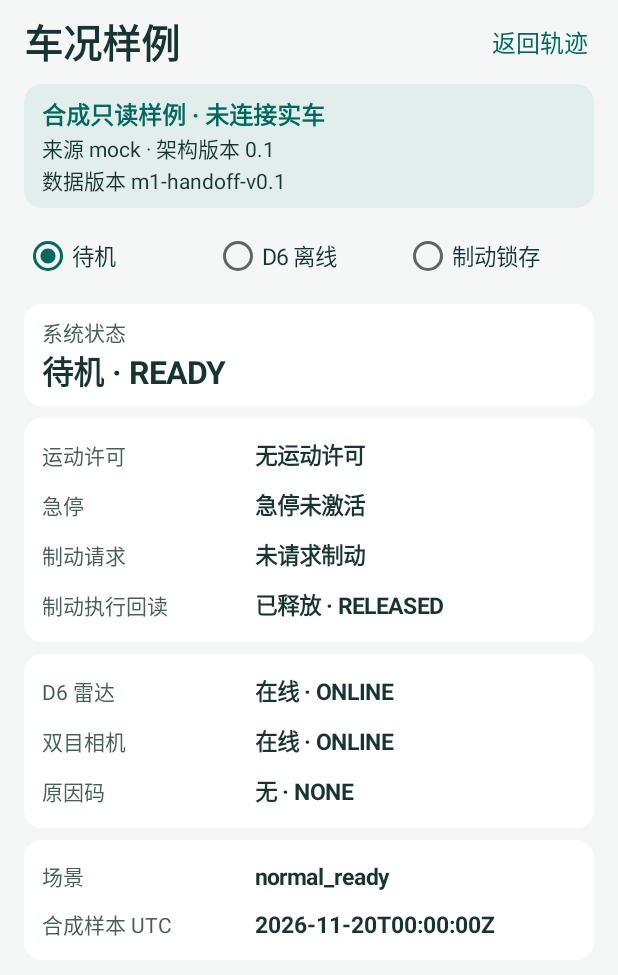
After one commit to 1zqc1/suixing, an Android app: the VehicleStatusActivity screen opened directly, with no data from a screen before it, on a phone screen of 412 x 824 dp. The commit adds this screen. Shown: the top 975 px of the screen. Run offline under Robolectric (Android 15) with nearby library versions, the phone set to English and light mode, and no system bars.

Commit message:
Add M1 read-only vehicle status scenarios to Android

```diff
--- a/android/suixing-app/app/build.gradle
+++ b/android/suixing-app/app/build.gradle
@@ -31,5 +31,6 @@ dependencies {
             "${android.sdkDirectory}/platforms/android-35/optional/android.test.base.jar")
     implementation 'com.baidu.lbsyun:BaiduMapSDK_Map:9.0.0'
     implementation 'com.baidu.lbsyun:BaiduMapSDK_Util:9.0.0'
+    implementation 'com.google.code.gson:gson:2.11.0'
     testImplementation 'junit:junit:4.13.2'
 }
--- a/android/suixing-app/app/src/main/AndroidManifest.xml
+++ b/android/suixing-app/app/src/main/AndroidManifest.xml
@@ -17,6 +17,7 @@
                 <category android:name="android.intent.category.LAUNCHER" />
             </intent-filter>
         </activity>
+        <activity android:name=".vehicle.VehicleStatusActivity" android:exported="false" />
         <service android:name=".PhoneService" android:exported="false" android:foregroundServiceType="location" />
     </application>
 </manifest>
--- a/android/suixing-app/app/src/main/java/org/suixing/app/MainActivity.java
+++ b/android/suixing-app/app/src/main/java/org/suixing/app/MainActivity.java
@@ -26,6 +26,7 @@ import android.view.WindowInsets;
 import android.widget.*;
 import org.suixing.app.core.TrackPoint;
 import org.suixing.app.map.MapPanel;
+import org.suixing.app.vehicle.VehicleStatusActivity;
 import java.text.DateFormat;
 import java.util.Collections;
 import java.util.Date;
@@ -114,6 +115,7 @@ public final class MainActivity extends Activity {
         header.addView(title, weight());
         privacy = button("隐私设置", false, v -> consentDialog());
         header.addView(privacy); page.addView(header);
+        add(page, button("车况样例", false, v -> startActivity(new Intent(this, VehicleStatusActivity.class))), 0);
         RadioGroup sources = new RadioGroup(this);
         sources.setOrientation(LinearLayout.HORIZONTAL);
         demoRadio = radio("模拟轨迹"); phoneRadio = radio("手机 GPS");
--- /dev/null
+++ b/android/suixing-app/app/src/main/java/org/suixing/app/vehicle/VehicleScenario.java
@@ -0,0 +1,41 @@
+package org.suixing.app.vehicle;
+
+import android.content.res.AssetManager;
+
+import java.io.IOException;
+import java.io.InputStreamReader;
+import java.nio.charset.StandardCharsets;
+
+enum VehicleScenario {
+    NORMAL("normal_ready", "待机", "normal.json"),
+    SENSOR_OFFLINE("d6_offline", "D6 离线", "sensor-offline.json"),
+    BRAKE_LATCHED("brake_latched", "制动锁存", "brake-latched.json");
+
+    final String id;
+    final String label;
+    private final String file;
+
+    VehicleScenario(String id, String label, String file) {
+        this.id = id;
+        this.label = label;
+        this.file = file;
+    }
+
+    static VehicleScenario fromId(String id) {
+        for (VehicleScenario scenario : values()) {
+            if (scenario.id.equals(id)) return scenario;
+        }
+        return null;
+    }
+
+    VehicleStatus read(AssetManager assets) throws IOException {
+        String path = VehicleStatus.DATA_VERSION + "/vehicle-status/" + file;
+        try (InputStreamReader input = new InputStreamReader(assets.open(path), StandardCharsets.UTF_8.newDecoder())) {
+            VehicleStatus status = VehicleStatusParser.read(input);
+            if (status.scenario != null && !id.equals(status.scenario)) {
+                throw new IOException("Vehicle status scenario does not match its asset");
+            }
+            return status;
+        }
+    }
+}
--- /dev/null
+++ b/android/suixing-app/app/src/main/java/org/suixing/app/vehicle/VehicleStatus.java
@@ -0,0 +1,90 @@
+package org.suixing.app.vehicle;
+
+final class VehicleStatus {
+    static final String DATA_VERSION = "m1-handoff-v0.1";
+    static final String SCHEMA_VERSION = "0.1";
+    static final String SOURCE = "mock";
+    private static final String UNKNOWN = "未知";
+
+    enum SystemState {
+        READY("待机"), FAULT_SAFE("故障安全"), BRAKE_LATCHED("制动锁存");
+
+        final String label;
+        SystemState(String label) { this.label = label + " · " + name(); }
+    }
+
+    enum BrakeFeedback {
+        RELEASED("已释放"), APPLIED("已确认施加"), UNKNOWN("尚未确认施加");
+
+        final String label;
+        BrakeFeedback(String label) { this.label = label + " · " + name(); }
+    }
+
+    enum SensorHealth {
+        ONLINE("在线"), OFFLINE("离线");
+
+        final String label;
+        SensorHealth(String label) { this.label = label + " · " + name(); }
+    }
+
+    enum Reason {
+        NONE("无"), D6_OFFLINE("D6 离线"), HAZARD("检测到危险");
+
+        final String label;
+        Reason(String label) { this.label = label + " · " + name(); }
+    }
+
+    final String scenario;
+    private final String sampleTimeUtc;
+    private final SystemState system;
+    private final Boolean motionPermitted;
+    private final Boolean estopActive;
+    private final Boolean brakeRequested;
+    private final BrakeFeedback brakeFeedback;
+    private final SensorHealth d6;
+    private final SensorHealth stereo;
+    private final Reason reason;
+
+    VehicleStatus(String scenario, String sampleTimeUtc, SystemState system,
+            Boolean motionPermitted, Boolean estopActive, Boolean brakeRequested,
+            BrakeFeedback brakeFeedback, SensorHealth d6, SensorHealth stereo, Reason reason) {
+        this.scenario = scenario;
+        this.sampleTimeUtc = sampleTimeUtc;
+        this.system = system;
+        this.motionPermitted = motionPermitted;
+        this.estopActive = estopActive;
+        this.brakeRequested = brakeRequested;
+        this.brakeFeedback = brakeFeedback;
+        this.d6 = d6;
+        this.stereo = stereo;
+        this.reason = reason;
+    }
+
+    String scenarioLabel() { return scenario == null ? UNKNOWN : scenario; }
+    String sampleTimeLabel() { return sampleTimeUtc == null ? UNKNOWN : sampleTimeUtc; }
+    String systemLabel() { return system == null ? UNKNOWN : system.label; }
+    String d6Label() { return d6 == null ? UNKNOWN : d6.label; }
+    String stereoLabel() { return stereo == null ? UNKNOWN : stereo.label; }
+    String reasonLabel() { return reason == null ? UNKNOWN : reason.label; }
+
+    String motionLabel() {
+        return booleanLabel(motionPermitted, "有运动许可", "无运动许可", "运动许可未知");
+    }
+
+    String estopLabel() {
+        return booleanLabel(estopActive, "急停已激活", "急停未激活", "急停状态未知");
+    }
+
+    String brakeRequestLabel() {
+        return booleanLabel(brakeRequested, "已请求制动", "未请求制动", "制动请求未知");
+    }
+
+    String brakeFeedbackLabel() {
+        return brakeFeedback == null ? "回读未知 · 尚未确认施加" : brakeFeedback.label;
+    }
+
+    private static String booleanLabel(Boolean value, String yes, String no, String unknown) {
+        if (value == null) return unknown;
+        return value ? yes : no;
+    }
+}
--- /dev/null
+++ b/android/suixing-app/app/src/main/java/org/suixing/app/vehicle/VehicleStatusActivity.java
@@ -0,0 +1,229 @@
+package org.suixing.app.vehicle;
+
+import android.app.Activity;
+import android.content.res.Configuration;
+import android.graphics.Color;
+import android.graphics.Typeface;
+import android.graphics.drawable.GradientDrawable;
+import android.os.Build;
+import android.os.Bundle;
+import android.view.Gravity;
+import android.view.View;
+import android.view.WindowInsets;
+import android.widget.Button;
+import android.widget.LinearLayout;
+import android.widget.RadioButton;
+import android.widget.RadioGroup;
+import android.widget.ScrollView;
+import android.widget.TextView;
+
+import java.io.IOException;
+
+public final class VehicleStatusActivity extends Activity {
+    private static final int BACKGROUND = 0xfff4f7f6;
+    private static final int INK = 0xff183430;
+    private static final int MUTED = 0xff485f59;
+    private static final int TEAL = 0xff00685f;
+    private static final int BANNER = 0xffe1eeeb;
+    private static final String SELECTED_SCENARIO = "vehicle.scenario";
+
+    private VehicleScenario selected = VehicleScenario.NORMAL;
+    private LinearLayout details;
+
+    @Override protected void onCreate(Bundle state) {
+        super.onCreate(state);
+        if (state != null) {
+            VehicleScenario restored = VehicleScenario.fromId(state.getString(SELECTED_SCENARIO));
+            if (restored != null) selected = restored;
+        }
+        configureSystemBars();
+
+        LinearLayout page = column();
+        page.setBackgroundColor(BACKGROUND);
+        page.setOnApplyWindowInsetsListener(this::applySystemInsets);
+        page.addView(header());
+
+        LinearLayout banner = column();
+        banner.setPadding(dp(12), dp(8), dp(12), dp(8));
+        banner.setBackground(surface(BANNER));
+        banner.addView(label("合成只读样例 · 未连接实车", 16, TEAL, true));
+        banner.addView(label("来源 " + VehicleStatus.SOURCE + " · 架构版本 " + VehicleStatus.SCHEMA_VERSION,
+                14, INK, false));
+        banner.addView(label("数据版本 " + VehicleStatus.DATA_VERSION, 14, INK, false));
+        LinearLayout.LayoutParams bannerParams = new LinearLayout.LayoutParams(-1, -2);
+        bannerParams.setMargins(dp(16), 0, dp(16), dp(8));
+        page.addView(banner, bannerParams);
+
+        ScrollView scroll = new ScrollView(this);
+        scroll.setFillViewport(true);
+        LinearLayout body = column();
+        body.setPadding(dp(16), 0, dp(16), dp(16));
+        body.addView(sceneSelector());
+        details = column();
+        details.setAccessibilityLiveRegion(View.ACCESSIBILITY_LIVE_REGION_POLITE);
+        body.addView(details);
+        scroll.addView(body);
+        page.addView(scroll, new LinearLayout.LayoutParams(-1, 0, 1));
+        setContentView(page);
+        page.requestApplyInsets();
+        display(selected);
+    }
+
+    @Override protected void onSaveInstanceState(Bundle out) {
+        super.onSaveInstanceState(out);
+        out.putString(SELECTED_SCENARIO, selected.id);
+    }
+
+    private LinearLayout header() {
+        LinearLayout header = new LinearLayout(this);
+        header.setGravity(Gravity.CENTER_VERTICAL);
+        header.setPadding(dp(16), dp(4), dp(8), dp(4));
+        TextView title = label("车况样例", 26, INK, true);
+        if (Build.VERSION.SDK_INT >= 28) title.setAccessibilityHeading(true);
+        header.addView(title, new LinearLayout.LayoutParams(0, -2, 1));
+        Button back = new Button(this, null, android.R.attr.borderlessButtonStyle);
+        back.setText("返回轨迹");
+        back.setTextSize(16);
+        back.setTextColor(TEAL);
+        back.setMinimumHeight(dp(48));
+        back.setMinHeight(dp(48));
+        back.setMinimumWidth(dp(48));
+        back.setOnClickListener(v -> finish());
+        header.addView(back);
+        return header;
+    }
+
+    private RadioGroup sceneSelector() {
+        RadioGroup group = new RadioGroup(this);
+        Configuration config = getResources().getConfiguration();
+        boolean horizontal = config.screenWidthDp >= 360 && config.fontScale < 1.25f;
+        group.setOrientation(horizontal ? LinearLayout.HORIZONTAL : LinearLayout.VERTICAL);
+        group.setSaveFromParentEnabled(false);
+        for (VehicleScenario scenario : VehicleScenario.values()) {
+            RadioButton option = new RadioButton(this);
+            option.setId(View.generateViewId());
+            option.setTag(scenario);
+            option.setText(scenario.label);
+            option.setTextColor(INK);
+            option.setTextSize(15);
+            option.setMinHeight(dp(48));
+            option.setMinimumHeight(dp(48));
+            group.addView(option, horizontal ? new RadioGroup.LayoutParams(0, -2, 1)
+                    : new RadioGroup.LayoutParams(-1, -2));
+            if (scenario == selected) group.check(option.getId());
+        }
+        group.setOnCheckedChangeListener((view, id) -> {
+            View option = view.findViewById(id);
+            if (option != null) display((VehicleScenario) option.getTag());
+        });
+        return group;
+    }
+
+    private void display(VehicleScenario scenario) {
+        selected = scenario;
+        details.removeAllViews();
+        VehicleStatus status;
+        try {
+            status = scenario.read(getAssets());
+        } catch (IOException invalid) {
+            LinearLayout message = card();
+            message.addView(label("样例不可用", 19, INK, true));
+            message.addView(label("无法读取该样例，或样例格式与版本 0.1 不兼容。", 15, MUTED, false));
+            details.addView(message);
+            return;
+        }
+
+        LinearLayout state = card();
+        state.addView(label("系统状态", 14, MUTED, false));
+        state.addView(label(status.systemLabel(), 21, INK, true));
+        details.addView(state);
+
+        LinearLayout safety = card();
+        addRow(safety, "运动许可", status.motionLabel());
+        addRow(safety, "急停", status.estopLabel());
+        addRow(safety, "制动请求", status.brakeRequestLabel());
+        addRow(safety, "制动执行回读", status.brakeFeedbackLabel());
+        details.addView(safety);
+
+        LinearLayout sensors = card();
+        addRow(sensors, "D6 雷达", status.d6Label());
+        addRow(sensors, "双目相机", status.stereoLabel());
+        addRow(sensors, "原因码", status.reasonLabel());
+        details.addView(sensors);
+
+        LinearLayout context = card();
+        addRow(context, "场景", status.scenarioLabel());
+        addRow(context, "合成样本 UTC", status.sampleTimeLabel());
+        details.addView(context);
+    }
+
+    private void addRow(LinearLayout card, String field, String value) {
+        LinearLayout row = new LinearLayout(this);
+        row.setGravity(Gravity.TOP);
+        row.setPadding(0, dp(5), 0, dp(5));
+        TextView caption = label(field, 14, MUTED, false);
+        caption.setPadding(0, 0, dp(8), 0);
+        row.addView(caption, new LinearLayout.LayoutParams(0, -2, 2));
+        row.addView(label(value, 15, INK, true), new LinearLayout.LayoutParams(0, -2, 3));
+        card.addView(row);
+    }
+
+    private LinearLayout card() {
+        LinearLayout card = column();
+        card.setPadding(dp(12), dp(8), dp(12), dp(8));
+        card.setBackground(surface(Color.WHITE));
+        LinearLayout.LayoutParams params = new LinearLayout.LayoutParams(-1, -2);
+        params.topMargin = dp(8);
+        card.setLayoutParams(params);
+        return card;
+    }
+
+    private GradientDrawable surface(int color) {
+        GradientDrawable shape = new GradientDrawable();
+        shape.setColor(color);
+        shape.setCornerRadius(dp(12));
+        return shape;
+    }
+
+    private LinearLayout column() {
+        LinearLayout layout = new LinearLayout(this);
+        layout.setOrientation(LinearLayout.VERTICAL);
+        return layout;
+    }
+
+    private TextView label(String text, int size, int color, boolean bold) {
+        TextView view = new TextView(this);
+        view.setText(text);
+        view.setTextSize(size);
+        view.setTextColor(color);
+        if (bold) view.setTypeface(Typeface.DEFAULT, Typeface.BOLD);
+        return view;
+    }
+
+    private int dp(int size) {
+        return Math.round(size * getResources().getDisplayMetrics().density);
+    }
+
+    @SuppressWarnings("deprecation")
+    private void configureSystemBars() {
+        getWindow().getDecorView().setSystemUiVisibility(View.SYSTEM_UI_FLAG_LAYOUT_STABLE
+                | View.SYSTEM_UI_FLAG_LAYOUT_FULLSCREEN | View.SYSTEM_UI_FLAG_LAYOUT_HIDE_NAVIGATION
+                | View.SYSTEM_UI_FLAG_LIGHT_STATUS_BAR
+                | (Build.VERSION.SDK_INT >= 26 ? View.SYSTEM_UI_FLAG_LIGHT_NAVIGATION_BAR : 0));
+        getWindow().setStatusBarColor(Color.TRANSPARENT);
+        getWindow().setNavigationBarColor(Build.VERSION.SDK_INT >= 26 ? BACKGROUND : INK);
+        if (Build.VERSION.SDK_INT >= 29) getWindow().setNavigationBarContrastEnforced(false);
+    }
+
+    @SuppressWarnings("deprecation")
+    private WindowInsets applySystemInsets(View view, WindowInsets insets) {
+        if (Build.VERSION.SDK_INT >= 30) {
+            android.graphics.Insets bars = insets.getInsets(WindowInsets.Type.systemBars() | WindowInsets.Type.displayCutout());
+            view.setPadding(bars.left, bars.top, bars.right, bars.bottom);
+        } else {
+            view.setPadding(insets.getSystemWindowInsetLeft(), insets.getSystemWindowInsetTop(),
+                    insets.getSystemWindowInsetRight(), insets.getSystemWindowInsetBottom());
+        }
+        return insets;
+    }
+}
--- /dev/null
+++ b/android/suixing-app/app/src/main/java/org/suixing/app/vehicle/VehicleStatusParser.java
@@ -0,0 +1,116 @@
+package org.suixing.app.vehicle;
+
+import com.google.gson.Strictness;
+import com.google.gson.stream.JsonReader;
+import com.google.gson.stream.JsonToken;
+
+import java.io.IOException;
+import java.io.Reader;
+import java.text.ParsePosition;
+import java.text.SimpleDateFormat;
+import java.util.HashSet;
+import java.util.Locale;
+import java.util.Set;
+import java.util.TimeZone;
+import java.util.regex.Pattern;
+
+import org.suixing.app.vehicle.VehicleStatus.BrakeFeedback;
+import org.suixing.app.vehicle.VehicleStatus.Reason;
+import org.suixing.app.vehicle.VehicleStatus.SensorHealth;
+import org.suixing.app.vehicle.VehicleStatus.SystemState;
+
+final class VehicleStatusParser {
+    private static final Pattern UTC = Pattern.compile("[0-9]{4}-[0-9]{2}-[0-9]{2}T[0-9]{2}:[0-9]{2}:[0-9]{2}(\\.[0-9]+)?Z");
+
+    private VehicleStatusParser() {}
+
+    static VehicleStatus read(Reader input) throws IOException {
+        JsonReader json = new JsonReader(input);
+        json.setStrictness(Strictness.STRICT);
+        if (json.peek() != JsonToken.BEGIN_OBJECT) throw new IOException("Expected a vehicle status object");
+        String version = null, source = null, scenario = null, sampleTime = null;
+        Boolean motionPermitted = null, estopActive = null, brakeRequested = null;
+        SystemState system = null;
+        BrakeFeedback feedback = null;
+        SensorHealth d6 = null, stereo = null;
+        Reason reason = null;
+
+        Set<String> seen = new HashSet<>();
+        json.beginObject();
+        while (json.hasNext()) {
+            switch (nextUniqueName(json, seen)) {
+                case "schema_version" -> version = readString(json);
+                case "source" -> source = readString(json);
+                case "scenario" -> scenario = readString(json);
+                case "sample_time_utc" -> sampleTime = readString(json);
+                case "system_state" -> system = readEnum(json, SystemState.class);
+                case "motion_permitted" -> motionPermitted = readBoolean(json);
+                case "estop_active" -> estopActive = readBoolean(json);
+                case "brake_requested" -> brakeRequested = readBoolean(json);
+                case "brake_feedback" -> feedback = readEnum(json, BrakeFeedback.class);
+                case "sensors" -> {
+                    if (json.peek() != JsonToken.BEGIN_OBJECT) {
+                        json.skipValue();
+                        break;
+                    }
+                    Set<String> seenSensors = new HashSet<>();
+                    json.beginObject();
+                    while (json.hasNext()) {
+                        switch (nextUniqueName(json, seenSensors)) {
+                            case "d6" -> d6 = readEnum(json, SensorHealth.class);
+                            case "stereo" -> stereo = readEnum(json, SensorHealth.class);
+                            default -> json.skipValue();
+                        }
+                    }
+                    json.endObject();
+                }
+                case "reason_code" -> reason = readEnum(json, Reason.class);
+                default -> json.skipValue();
+            }
+        }
+        json.endObject();
+        if (json.peek() != JsonToken.END_DOCUMENT) throw new IOException("Unexpected data after vehicle status");
+        if (!VehicleStatus.SCHEMA_VERSION.equals(version) || !VehicleStatus.SOURCE.equals(source)) {
+            throw new IOException("Unsupported vehicle status version or source");
+        }
+        VehicleScenario knownScenario = VehicleScenario.fromId(scenario);
+        return new VehicleStatus(knownScenario == null ? null : knownScenario.id, validatedUtc(sampleTime),
+                system, motionPermitted, estopActive, brakeRequested, feedback, d6, stereo, reason);
+    }
+
+    private static String nextUniqueName(JsonReader json, Set<String> seen) throws IOException {
+        String name = json.nextName();
+        if (!seen.add(name)) throw new IOException("Repeated field in vehicle status");
+        return name;
+    }
+
+    private static String readString(JsonReader json) throws IOException {
+        if (json.peek() == JsonToken.STRING) return json.nextString();
+        json.skipValue();
+        return null;
+    }
+
+    private static Boolean readBoolean(JsonReader json) throws IOException {
+        if (json.peek() == JsonToken.BOOLEAN) return json.nextBoolean();
+        json.skipValue();
+        return null;
+    }
+
+    private static <E extends Enum<E>> E readEnum(JsonReader json, Class<E> type) throws IOException {
+        String value = readString(json);
+        if (value == null) return null;
+        try {
+            return Enum.valueOf(type, value);
+        } catch (IllegalArgumentException unknown) {
+            return null;
+        }
+    }
+
+    private static String validatedUtc(String value) {
+        if (value == null || !UTC.matcher(value).matches()) return null;
+        SimpleDateFormat format = new SimpleDateFormat("yyyy-MM-dd'T'HH:mm:ss", Locale.ROOT);
+        format.setTimeZone(TimeZone.getTimeZone("UTC"));
+        format.setLenient(false);
+        return format.parse(value, new ParsePosition(0)) == null ? null : value;
+    }
+}
```
Also changed, not shown: android/suixing-app/app/src/main/assets/m1-handoff-v0.1/vehicle-status/brake-latched.json (added, +16 -0 lines), android/suixing-app/app/src/main/assets/m1-handoff-v0.1/vehicle-status/normal.json (added, +16 -0 lines), android/suixing-app/app/src/main/assets/m1-handoff-v0.1/vehicle-status/sensor-offline.json (added, +16 -0 lines), 5 other files.
